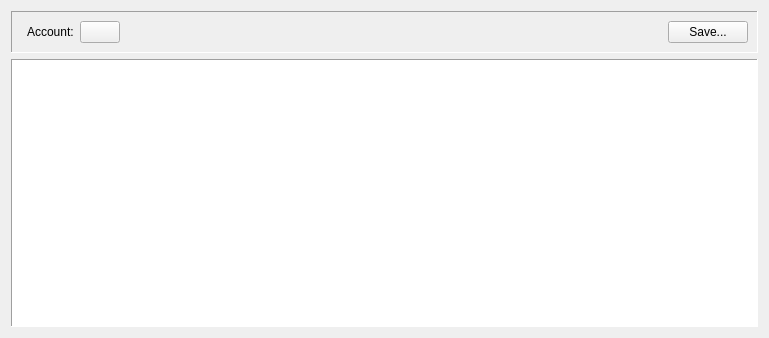
Old version of the form jal/ui/reports/assets_payments_report.ui in the repository titov-vv/jal.
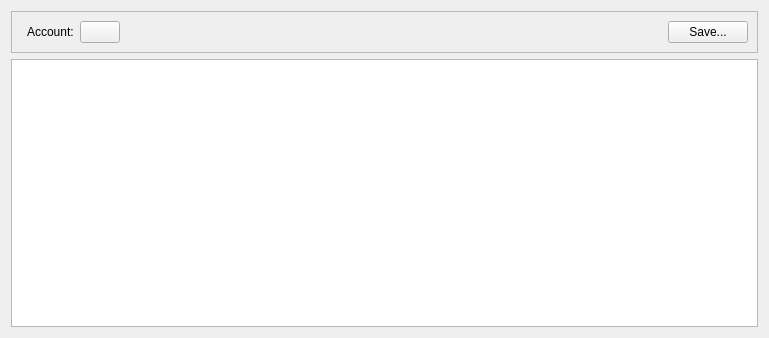
New version of the form. Custom widgets are drawn as their Qt base class.

Commit message: Widget sizes, frame styles and icon colors from Qt and the palette instead of hard-coded.

```diff
--- a/jal/ui/reports/assets_payments_report.ui
+++ b/jal/ui/reports/assets_payments_report.ui
@@ -17,10 +17,7 @@
    <item>
     <widget class="QFrame" name="ReportParamsFrame">
      <property name="frameShape">
-      <enum>QFrame::Shape::Panel</enum>
-     </property>
-     <property name="frameShadow">
-      <enum>QFrame::Shadow::Sunken</enum>
+      <enum>QFrame::Shape::StyledPanel</enum>
      </property>
      <layout class="QGridLayout" name="gridLayout">
       <item row="0" column="0">
@@ -94,12 +91,6 @@
        <verstretch>4</verstretch>
       </sizepolicy>
      </property>
-     <property name="frameShape">
-      <enum>QFrame::Shape::Panel</enum>
-     </property>
-     <property name="frameShadow">
-      <enum>QFrame::Shadow::Sunken</enum>
-     </property>
      <property name="editTriggers">
       <set>QAbstractItemView::EditTrigger::NoEditTriggers</set>
      </property>
```
The commit also changes 71 other files.
